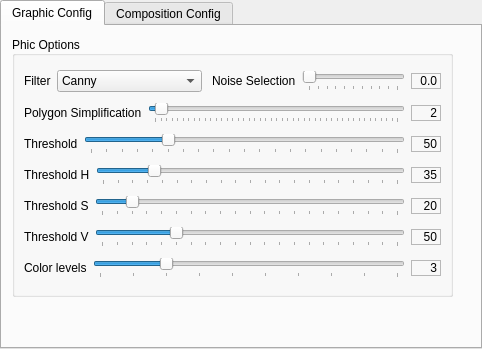
The window that GUI/GUIQt/muphicconfig.ui (ImageBasedComposing/muphic) describes before a commit, drawn with Qt 5.
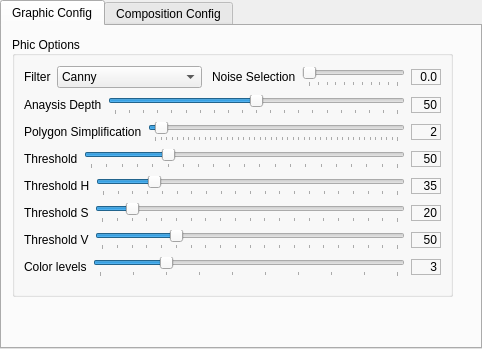
The same window after the commit.

Commit message: + Commiteados cambios en la ui

Patch:
```diff
--- a/GUI/GUIQt/muphicconfig.ui
+++ b/GUI/GUIQt/muphicconfig.ui
@@ -206,7 +206,7 @@
        </item>
       </layout>
      </item>
-     <item row="1" column="0">
+     <item row="2" column="0">
       <layout class="QHBoxLayout" name="horizontalLayout_7">
        <item>
         <widget class="QLabel" name="label_3">
@@ -276,7 +276,7 @@
        </item>
       </layout>
      </item>
-     <item row="2" column="0">
+     <item row="3" column="0">
       <layout class="QHBoxLayout" name="horizontalLayout_8">
        <item>
         <widget class="QLabel" name="label_2">
@@ -343,7 +343,7 @@
        </item>
       </layout>
      </item>
-     <item row="3" column="0">
+     <item row="4" column="0">
       <layout class="QHBoxLayout" name="horizontalLayout_9">
        <item>
         <widget class="QLabel" name="label_ThresholdH">
@@ -401,7 +401,7 @@
        </item>
       </layout>
      </item>
-     <item row="4" column="0">
+     <item row="5" column="0">
       <layout class="QHBoxLayout" name="horizontalLayout_10">
        <item>
         <widget class="QLabel" name="label_ThresholdS">
@@ -459,7 +459,7 @@
        </item>
       </layout>
      </item>
-     <item row="5" column="0">
+     <item row="6" column="0">
       <layout class="QHBoxLayout" name="horizontalLayout_11">
        <item>
         <widget class="QLabel" name="label_ThresholdV">
@@ -517,7 +517,7 @@
        </item>
       </layout>
      </item>
-     <item row="6" column="0">
+     <item row="7" column="0">
       <layout class="QHBoxLayout" name="horizontalLayout">
        <item>
         <widget class="QLabel" name="label_ColorLevels">
@@ -575,6 +575,61 @@
        </item>
       </layout>
      </item>
+     <item row="1" column="0">
+      <layout class="QHBoxLayout" name="horizontalLayout_2">
+       <item>
+        <widget class="QLabel" name="label_analysisDepth">
+         <property name="text">
+          <string>Anaysis Depth</string>
+         </property>
+        </widget>
+       </item>
+       <item>
+        <widget class="QSlider" name="horizontalSlider_AnalisisDepth">
+         <property name="maximum">
+          <number>100</number>
+         </property>
+         <property name="sliderPosition">
+          <number>50</number>
+         </property>
+         <property name="orientation">
+          <enum>Qt::Horizontal</enum>
+         </property>
+         <property name="tickPosition">
+          <enum>QSlider::TicksBelow</enum>
+         </property>
+         <property name="tickInterval">
+          <number>5</number>
+         </property>
+        </widget>
+       </item>
+       <item>
+        <widget class="QLabel" name="labelAnalysisDepth">
+         <property name="sizePolicy">
+          <sizepolicy hsizetype="Fixed" vsizetype="Fixed">
+           <horstretch>0</horstretch>
+           <verstretch>0</verstretch>
+          </sizepolicy>
+         </property>
+         <property name="minimumSize">
+          <size>
+           <width>30</width>
+           <height>0</height>
+          </size>
+         </property>
+         <property name="frameShape">
+          <enum>QFrame::StyledPanel</enum>
+         </property>
+         <property name="text">
+          <string>50</string>
+         </property>
+         <property name="alignment">
+          <set>Qt::AlignRight|Qt::AlignTrailing|Qt::AlignVCenter</set>
+         </property>
+        </widget>
+       </item>
+      </layout>
+     </item>
     </layout>
    </widget>
   </widget>
```
